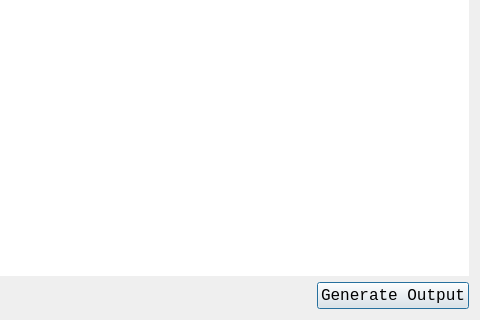
Above: GAUI/gradingdialog.ui from ezfe/grading-assistant-cs205 before the change; both pictures show x 304 to 784 and y 361 to 681 of the 784 by 681 pixel window. Below: the same form after it.
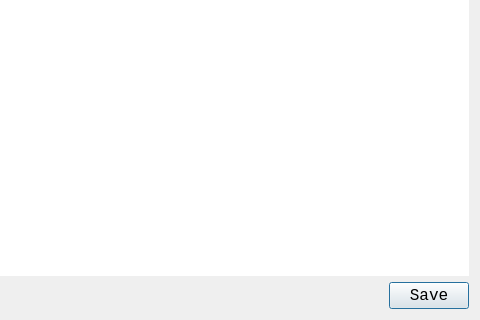
That is the form after the change.

Commit message: annotations + table formatted correctly in grading dialog

```diff
--- a/GAUI/gradingdialog.ui
+++ b/GAUI/gradingdialog.ui
@@ -13,8 +13,6 @@
   <property name="windowTitle">
    <string>Dialog</string>
   </property>
-  <layout class="QGridLayout" name="gridLayout_2">
-   <item row="0" column="0">
     <layout class="QGridLayout" name="gridLayout">
      <item row="0" column="0">
       <widget class="QLabel" name="label">
@@ -63,19 +61,6 @@
        </widget>
       </widget>
      </item>
-     <item row="2" column="2">
-      <widget class="QPushButton" name="generateOutputButton">
-       <property name="font">
-        <font>
-         <family>Monospace</family>
-         <pointsize>12</pointsize>
-        </font>
-       </property>
-       <property name="text">
-        <string>Generate Output</string>
-       </property>
-      </widget>
-     </item>
      <item row="2" column="1">
       <spacer name="horizontalSpacer">
        <property name="orientation">
@@ -83,26 +68,24 @@
        </property>
        <property name="sizeHint" stdset="0">
         <size>
-         <width>40</width>
+       <width>564</width>
          <height>20</height>
         </size>
        </property>
       </spacer>
      </item>
-     <item row="0" column="1">
-      <widget class="QLabel" name="nameLabel">
+   <item row="2" column="2">
+    <widget class="QPushButton" name="saveButton">
        <property name="font">
         <font>
          <family>Monospace</family>
-         <pointsize>16</pointsize>
+       <pointsize>12</pointsize>
         </font>
        </property>
        <property name="text">
-        <string/>
-       </property>
-      </widget>
-     </item>
-    </layout>
+      <string>Save</string>
+     </property>
+    </widget>
    </item>
   </layout>
  </widget>
```
Left out of the diff: 19 changed lines with no effect on the pictures. Lines whose indentation alone changed are shown as unchanged. The commit also changes 2 other files.
